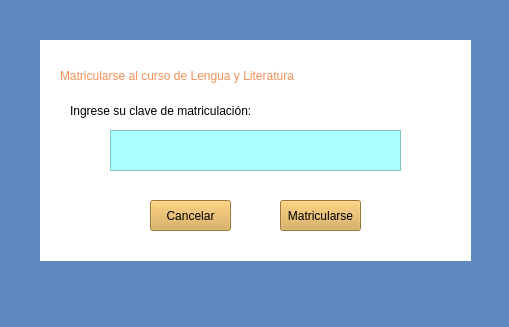
First picture: the form in AulaVirtual/mtricLengua.ui, repository micaelCZ/AulaVirtual_VersionFinal, before the edit.
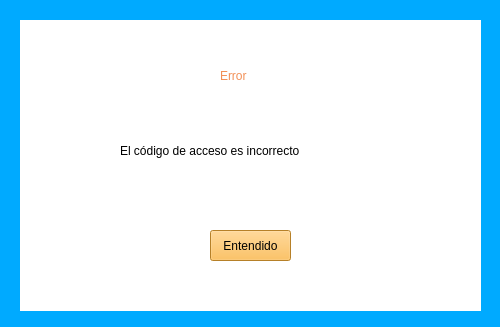
Second picture: the form after the edit.

Diff of the .ui file:
```diff
--- a/AulaVirtual/mtricLengua.ui
+++ b/AulaVirtual/mtricLengua.ui
@@ -6,7 +6,7 @@
    <rect>
     <x>0</x>
     <y>0</y>
-    <width>509</width>
+    <width>500</width>
     <height>327</height>
    </rect>
   </property>
@@ -14,62 +14,31 @@
    <string>Form</string>
   </property>
   <property name="styleSheet">
-   <string notr="true">background-color: rgb(96, 137, 191);</string>
+   <string notr="true">background-color: rgb(0, 170, 255);</string>
   </property>
-  <widget class="QPushButton" name="pushButton_2">
-   <property name="geometry">
-    <rect>
-     <x>280</x>
-     <y>200</y>
-     <width>81</width>
-     <height>31</height>
-    </rect>
-   </property>
-   <property name="styleSheet">
-    <string notr="true">background-color: rgb(217, 167, 74);
-font: 700 10pt &quot;Segoe UI&quot;;
-</string>
-   </property>
-   <property name="text">
-    <string>Matricularse</string>
-   </property>
-  </widget>
-  <widget class="QTextEdit" name="textEdit">
-   <property name="geometry">
-    <rect>
-     <x>110</x>
-     <y>130</y>
-     <width>291</width>
-     <height>41</height>
-    </rect>
-   </property>
-   <property name="styleSheet">
-    <string notr="true">background-color: rgb(170, 255, 255);</string>
-   </property>
-  </widget>
   <widget class="QPushButton" name="botonCancelarLengua">
    <property name="geometry">
     <rect>
-     <x>150</x>
-     <y>200</y>
+     <x>210</x>
+     <y>230</y>
      <width>81</width>
      <height>31</height>
     </rect>
    </property>
    <property name="styleSheet">
-    <string notr="true">background-color: rgb(217, 167, 74);
-font: 700 10pt &quot;Segoe UI&quot;;</string>
+    <string notr="true">font: 700 10pt &quot;Segoe UI&quot;;
+background-color: rgb(255, 179, 56);</string>
    </property>
    <property name="text">
-    <string>Cancelar</string>
+    <string>Entendido</string>
    </property>
   </widget>
   <widget class="QLabel" name="label_2">
    <property name="geometry">
     <rect>
-     <x>60</x>
+     <x>220</x>
      <y>60</y>
-     <width>391</width>
+     <width>61</width>
      <height>31</height>
     </rect>
    </property>
@@ -80,16 +49,16 @@
 </string>
    </property>
    <property name="text">
-    <string>Matricularse al curso de Lengua y Literatura</string>
+    <string>Error</string>
    </property>
   </widget>
   <widget class="QLabel" name="label">
    <property name="geometry">
     <rect>
-     <x>40</x>
-     <y>40</y>
-     <width>431</width>
-     <height>221</height>
+     <x>20</x>
+     <y>20</y>
+     <width>461</width>
+     <height>291</height>
     </rect>
    </property>
    <property name="styleSheet">
@@ -102,8 +71,8 @@
   <widget class="QLabel" name="label_3">
    <property name="geometry">
     <rect>
-     <x>70</x>
-     <y>100</y>
+     <x>120</x>
+     <y>140</y>
      <width>271</width>
      <height>21</height>
     </rect>
@@ -113,7 +82,7 @@
 font: 700 12pt &quot;Segoe UI&quot;;</string>
    </property>
    <property name="text">
-    <string>Ingrese su clave de matriculación:</string>
+    <string>El código de acceso es incorrecto</string>
    </property>
   </widget>
   <zorder>label</zorder>
```
Left out of the diff: 2 changed lines with no effect on the pictures.
